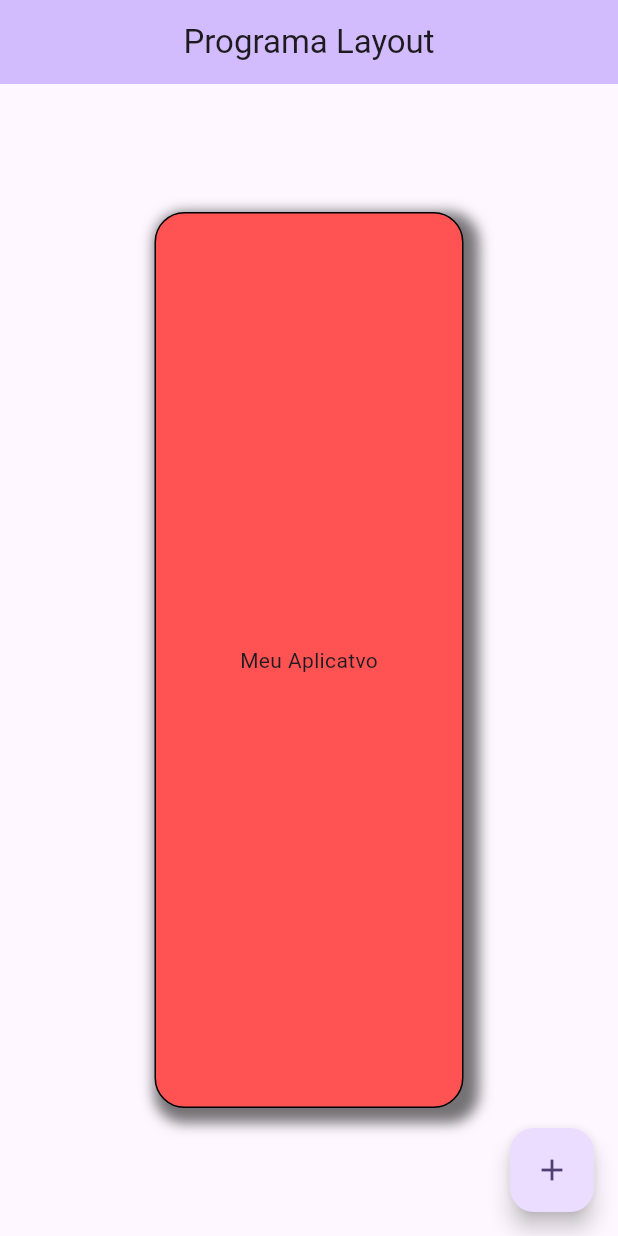
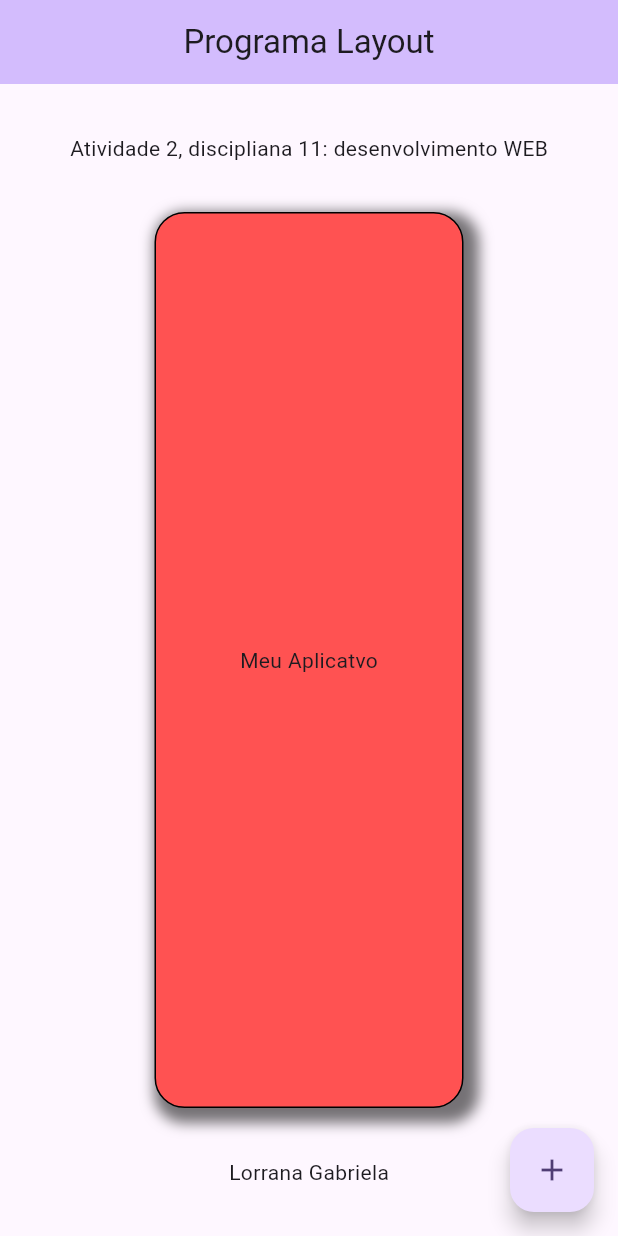
Before and after one commit to Lorrana773/AppLayout, a Flutter app: the screen it shows after launch, on a phone screen of 412 x 824 dp. Run offline on Flutter 3.47's test engine with Material 3 defaults, Android fonts, the phone set to English and light mode, and no system bars.

Commit message:
Update main.dart

```diff
--- a/lib/main.dart
+++ b/lib/main.dart
@@ -50,7 +50,7 @@ class _HomePageState extends State<HomePage> {
               child: Container(
                 alignment: Alignment.center,
                 // color: Colors.deepPurple,
-                // child: const Text('Layout superior'),
+                child: const Text('Atividade 2, discipliana 11: desenvolvimento WEB'),
               ),
             ),
             Expanded(
@@ -101,7 +101,7 @@ class _HomePageState extends State<HomePage> {
               child: Container(
                 alignment: Alignment.center,
                 //color: const Color.fromARGB(255, 164, 26, 176),
-                // child: const Text('Layout inferior'),
+                child: const Text('Lorrana Gabriela'),
               ),
             ),
           ],
```
